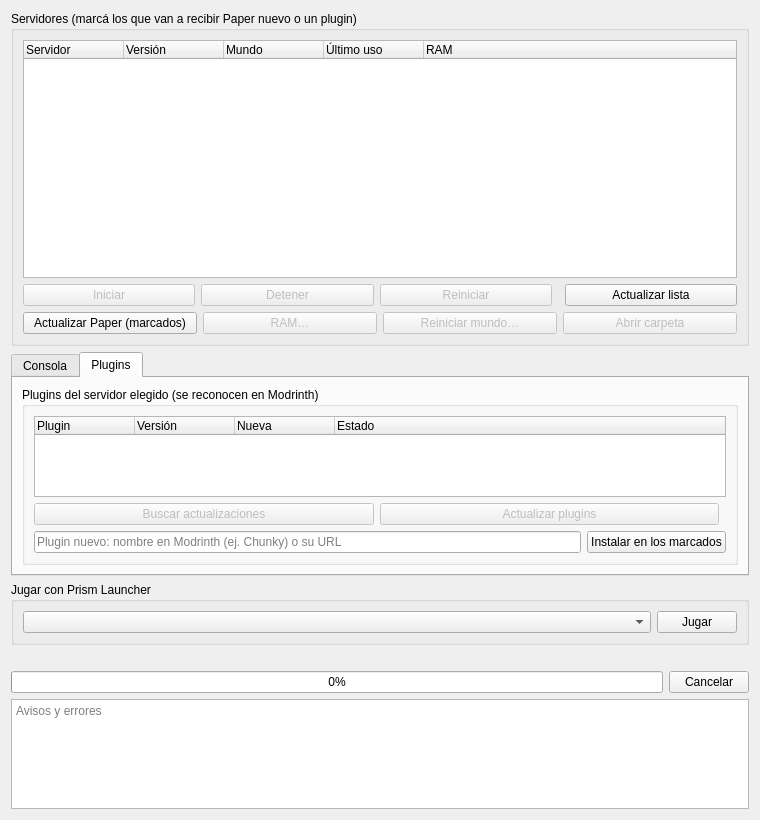
Sebas-Git-Tail/Arch-Linux-Manager, file gui/PaginaMinecraft.ui: the form before one commit.
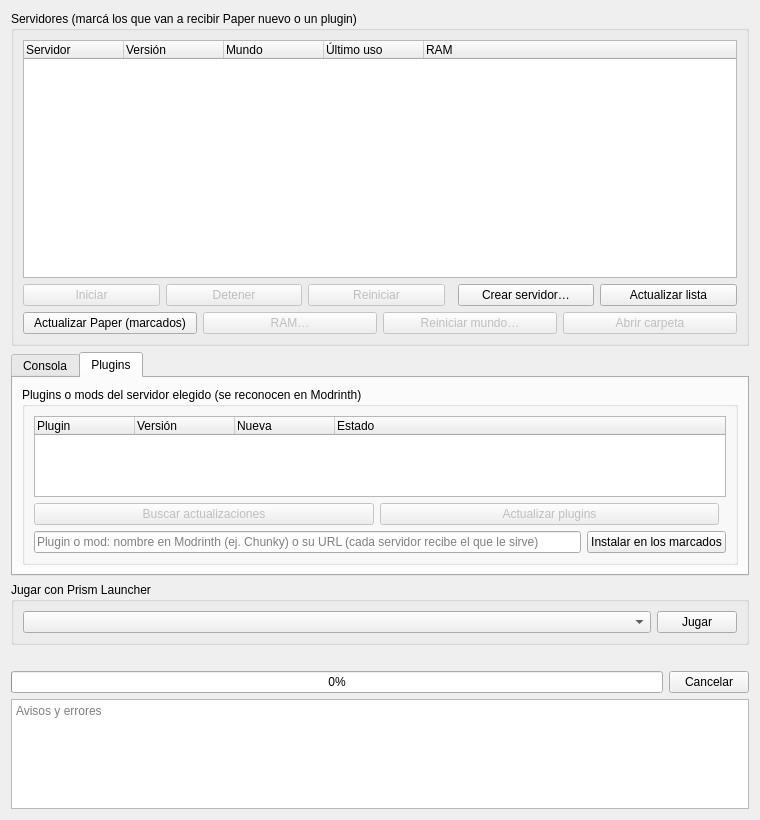
The form after the commit. The open tabs and pages were chosen to show the change. Icons and pictures are not drawn.

Commit message: 4.14.0: crear servidores de Minecraft desde el panel (asistente)

```diff
--- a/gui/PaginaMinecraft.ui
+++ b/gui/PaginaMinecraft.ui
@@ -121,6 +121,16 @@
           </property>
          </spacer>
         </item>
+        <item>
+         <widget class="QPushButton" name="botonCrear">
+          <property name="text">
+           <string>Crear servidor…</string>
+          </property>
+          <property name="toolTip">
+           <string>Un servidor nuevo: grupo, versión, Vanilla/Paper/Fabric/Forge, mundo, plugins o mods y modpacks</string>
+          </property>
+         </widget>
+        </item>
         <item>
          <widget class="QPushButton" name="botonActualizarLista">
           <property name="text">
@@ -282,7 +292,7 @@
        <item>
           <widget class="QGroupBox" name="grupoPlugins">
            <property name="title">
-            <string>Plugins del servidor elegido (se reconocen en Modrinth)</string>
+            <string>Plugins o mods del servidor elegido (se reconocen en Modrinth)</string>
            </property>
            <layout class="QVBoxLayout" name="layoutPlugins">
             <item>
@@ -357,7 +367,7 @@
               <item>
                <widget class="QLineEdit" name="editPlugin">
                 <property name="placeholderText">
-                 <string>Plugin nuevo: nombre en Modrinth (ej. Chunky) o su URL</string>
+                 <string>Plugin o mod: nombre en Modrinth (ej. Chunky) o su URL (cada servidor recibe el que le sirve)</string>
                 </property>
                </widget>
               </item>
```
The commit also changes 12 other files.
